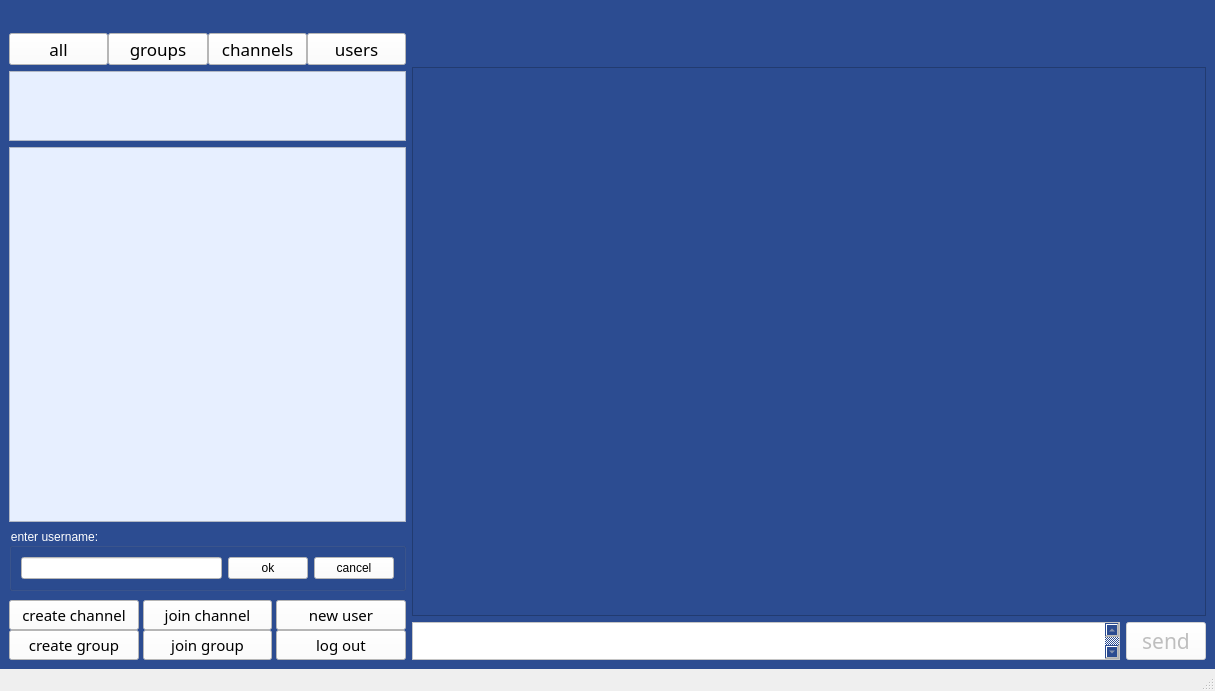
Before: the Qt Designer form messenger/main_page.ui in SeyedAliamiri/Messenger_cpp-31-_9, drawn with Qt 5.
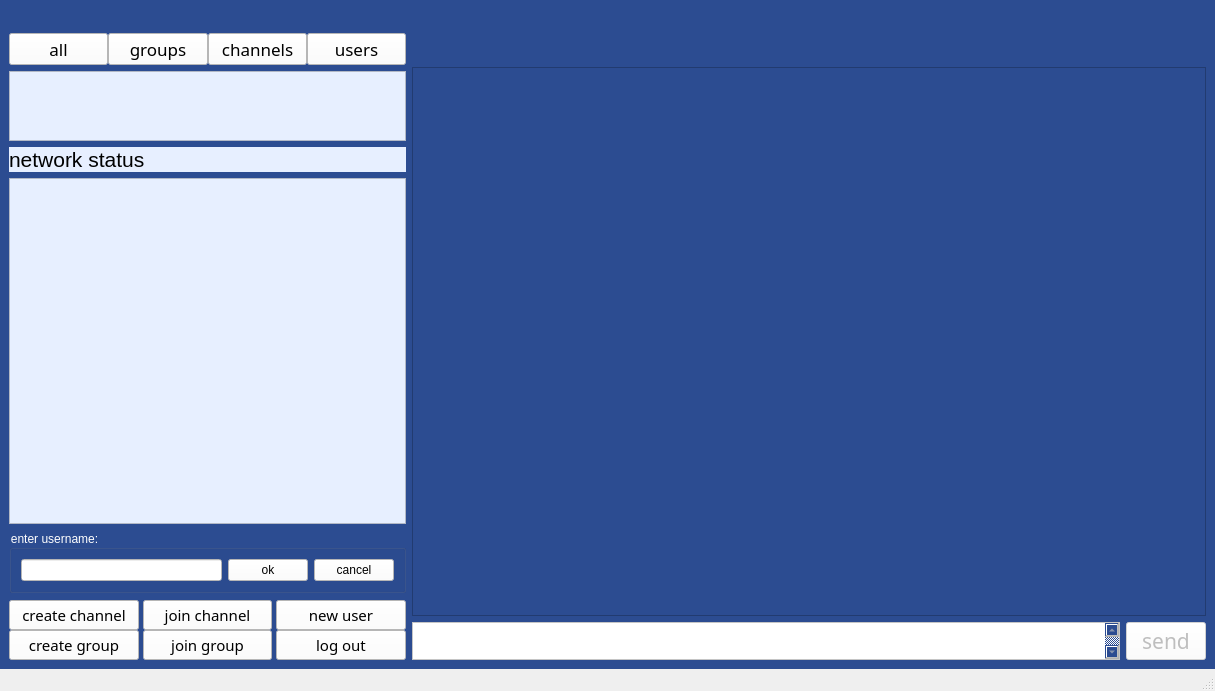
After: the same form once the commit is applied.

What changed in the file:
```diff
--- a/messenger/main_page.ui
+++ b/messenger/main_page.ui
@@ -29,7 +29,7 @@
     <item>
      <layout class="QHBoxLayout" name="horizontalLayout_5" stretch="1,2">
       <item>
-       <layout class="QVBoxLayout" name="verticalLayout" stretch="0,1,6,0,1">
+       <layout class="QVBoxLayout" name="verticalLayout" stretch="0,1,0,6,0,1">
         <item>
          <layout class="QHBoxLayout" name="horizontalLayout">
           <property name="spacing">
@@ -111,8 +111,28 @@
           </property>
          </widget>
         </item>
+        <item>
+         <widget class="QLabel" name="network">
+          <property name="font">
+           <font>
+            <pointsize>16</pointsize>
+           </font>
+          </property>
+          <property name="styleSheet">
+           <string notr="true">background-color: rgb(231, 239, 255);</string>
+          </property>
+          <property name="text">
+           <string>network status</string>
+          </property>
+         </widget>
+        </item>
         <item>
          <widget class="QListWidget" name="member_list">
+          <property name="font">
+           <font>
+            <pointsize>12</pointsize>
+           </font>
+          </property>
           <property name="styleSheet">
            <string notr="true">background-color: rgb(231, 239, 255);</string>
           </property>
```
